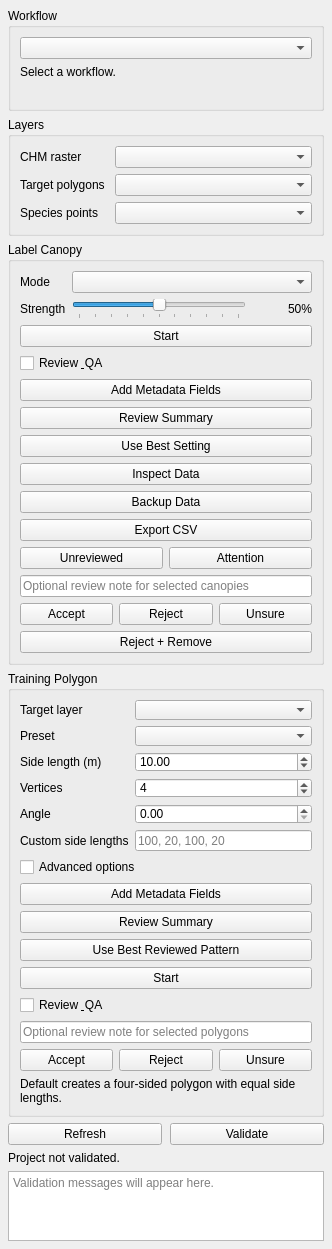
Above: forest_labeler_dockwidget_base.ui from sticholas/forestlabeler before the change. Below: the same form after it.
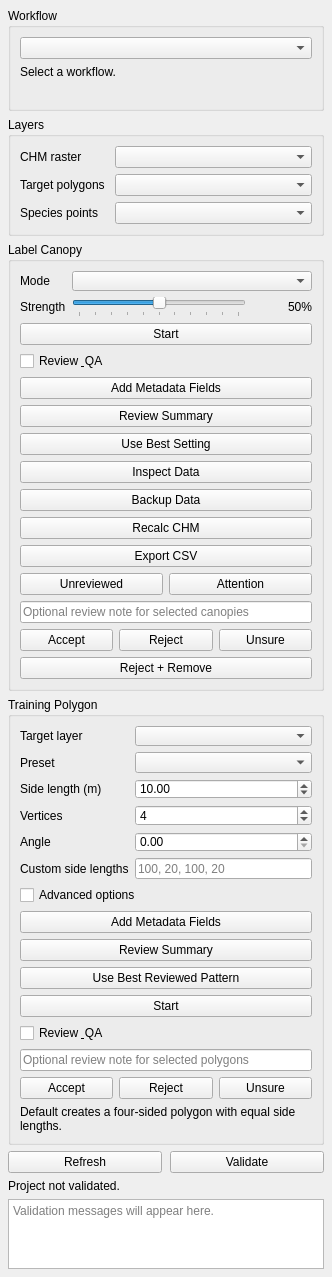
That is the form after the change.

Commit message: Add canopy CHM metric recalculation

Diff of the .ui file:
```diff
--- a/forest_labeler_dockwidget_base.ui
+++ b/forest_labeler_dockwidget_base.ui
@@ -243,6 +243,13 @@
          </property>
         </widget>
        </item>
+       <item>
+        <widget class="QPushButton" name="recalculateCanopyChmMetricsButton">
+         <property name="text">
+          <string>Recalc CHM</string>
+         </property>
+        </widget>
+       </item>
        <item>
         <widget class="QPushButton" name="exportCanopyFeedbackCsvButton">
          <property name="text">
```
The commit also changes 8 other files.
